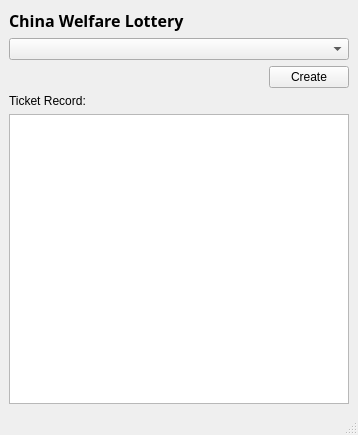
Above: main.ui from linyuanqiang1/lotteryTicket before the change. Below: the same form after it.
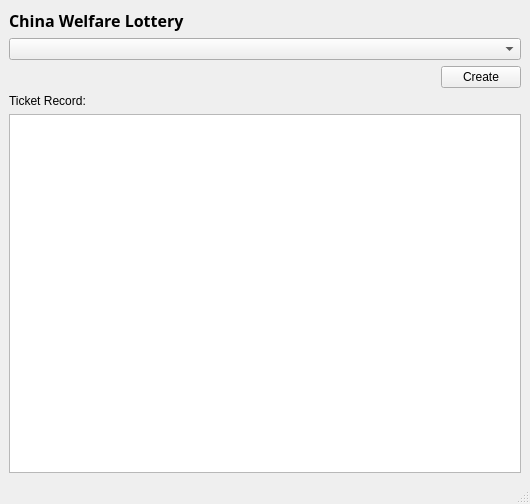
That is the form after the change.

Patch:
```diff
--- a/main.ui
+++ b/main.ui
@@ -6,8 +6,8 @@
    <rect>
     <x>0</x>
     <y>0</y>
-    <width>358</width>
-    <height>435</height>
+    <width>530</width>
+    <height>504</height>
    </rect>
   </property>
   <property name="windowTitle">
```
Left out of the diff: 2 changed lines with no effect on the pictures.
